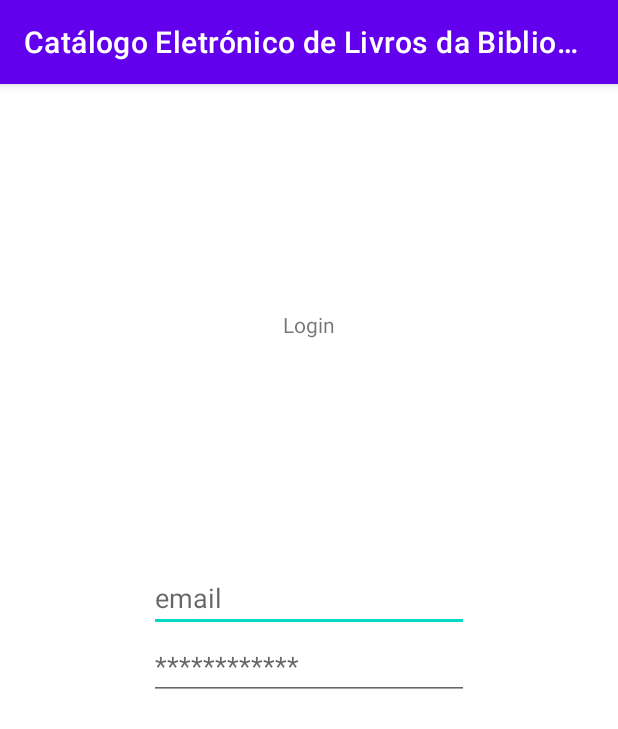
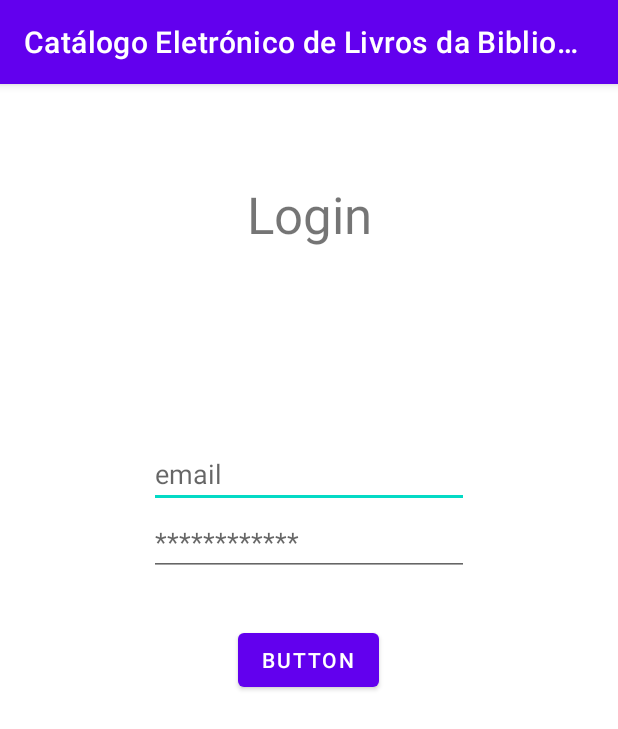
Before and after one commit to jannyXDD/PALC, an Android app: the screen it shows after launch (Login), after a tap on an icon or button, on a phone screen of 412 x 824 dp. Shown: the top 729 px of the screen. Run offline under Robolectric (Android 15) with nearby library versions, the light colour scheme and no system bars; our stand-ins replace Room's generated code; pictures from the network do not load.

Commit message:
starting the login

```diff
--- a/Android/Project/app/src/main/java/pt/ipbeja/estig/twdm/pdm1/project/AppDataBase.java
+++ b/Android/Project/app/src/main/java/pt/ipbeja/estig/twdm/pdm1/project/AppDataBase.java
@@ -8,7 +8,7 @@ import androidx.room.Room;
 import androidx.room.RoomDatabase;
 import androidx.sqlite.db.SupportSQLiteDatabase;
 
-@Database(entities = {Book.class}, version = 1)
+@Database(entities = {Book.class, User.class}, version = 1)
 public abstract class AppDataBase extends RoomDatabase {
 
     public abstract BookDao getBookDao();
@@ -40,6 +40,8 @@ public abstract class AppDataBase extends RoomDatabase {
                                     "\n" +
                                     "No contexto português, Manoel de Oliveira e João Pedro Rodrigues surgem como os cineastas que reflectiram sobre a espectralidade do cinema de forma mais consistente. Atentando no funcionamento das suas narrativas de amor, loucura e morte, bem como nos seres que as protagonizam, votados a uma existência liminar, entre o mundo dos mortos e o dos vivos, este livro constrói uma galeria de retratos de figuras fantasmáticas, que, como se diz em Benilde ou a Virgem Mãe, «não pertencem a este mundo».', 'https://img.wook.pt/images/espectros-do-cinema-jose-bertolo/MXwyNDU5MTQyMnwyMDcxMTA5MXwxNjEyMTM3NjAwMDAwfHdlYnA=/502x', 'Artes', 'José Bértolo')");
                             db.execSQL("INSERT INTO Book (name, description, cover, category, author) VALUES ('Obras-Primas da Arte Portuguesa', 'A colecção OBRAS-PRIMAS DA ARTE PORTUGUESA, procurando dar a conhecer o nosso património artístico mais relevante - Arquitectura, Pintura, Escultura, Ourivesaria e Artes Visuais no Século XX - , destina-se ao grande público . Em cinco volumes amplamente ilustrados, reputados especialistas em História da Arte Portuguesa, nas diversas especialidades, dão-nos a conhecer, através de abordagens originais, acessíveis e com garantido rigor científico, 50 obras-primas que seleccionaram entre tesouros nacionais e as mais notáveis criações contemporâneas. Século XX. Artes Visuais - do auto-retrato de Aurélia de Sousa, de 1900, a João Onofre, através de uma obra de 2000, Delfim Sardo apresenta-nos as obras mais relevantes que neste século se realizaram em Portugal.', 'https://img.wook.pt/images/obras-primas-da-arte-portuguesa-delfim-sardo/MXwxMDk5Njc3MXw2NTY3NDYxfDEzODM1MjMyMDAwMDA=/500x', 'Artes', 'Delfim Sardo')");
+                            db.execSQL("INSERT INTO User (name, email, password) VALUES ('João Costa', '21143@stu.ipbeja.pt', '123')");
+
                         }
                     })
                     .build();
--- a/Android/Project/app/src/main/java/pt/ipbeja/estig/twdm/pdm1/project/Login.java
+++ b/Android/Project/app/src/main/java/pt/ipbeja/estig/twdm/pdm1/project/Login.java
@@ -4,6 +4,7 @@ import androidx.appcompat.app.AppCompatActivity;
 
 import android.os.Bundle;
 import android.view.View;
+import android.widget.Button;
 import android.widget.TextView;
 
 import com.google.android.material.floatingactionbutton.FloatingActionButton;
@@ -12,7 +13,7 @@ public class Login extends AppCompatActivity {
 
     private TextView textViewEmail;
     private TextView textViewPassword;
-    private FloatingActionButton button;
+    private Button button;
 
 
     @Override
@@ -22,8 +23,11 @@ public class Login extends AppCompatActivity {
 
         textViewEmail = findViewById(R.id.editTextEmail);
         textViewPassword = findViewById(R.id.editTextPassword);
-        button = findViewById(R.id.floatingActionButton);
-
-
+        button = findViewById(R.id.button);
+        button.setOnClickListener(new View.OnClickListener() {
+            @Override
+            public void onClick(View v) {
+            }
+        });
     }
 }
--- a/Android/Project/app/src/main/java/pt/ipbeja/estig/twdm/pdm1/project/UserDao.java
+++ b/Android/Project/app/src/main/java/pt/ipbeja/estig/twdm/pdm1/project/UserDao.java
@@ -16,6 +16,9 @@ public interface UserDao {
     @Query("SELECT * FROM User WHERE id = :id")
     User getById(long id);
 
+    @Query("SELECT * FROM User WHERE email = :email")
+    User getByEmail(String email);
+
     @Insert
     void add(User user);
 
--- a/Android/Project/app/src/main/res/layout/activity_login.xml
+++ b/Android/Project/app/src/main/res/layout/activity_login.xml
@@ -10,13 +10,13 @@
         android:id="@+id/editTextEmail"
         android:layout_width="wrap_content"
         android:layout_height="wrap_content"
-        android:layout_marginTop="320dp"
+        android:layout_marginTop="128dp"
         android:ems="10"
         android:hint="email"
         android:inputType="textPersonName"
         app:layout_constraintEnd_toEndOf="parent"
         app:layout_constraintStart_toStartOf="parent"
-        app:layout_constraintTop_toTopOf="parent" />
+        app:layout_constraintTop_toBottomOf="@+id/textView2" />
 
     <EditText
         android:id="@+id/editTextPassword"
@@ -33,9 +33,23 @@
         android:id="@+id/textView2"
         android:layout_width="wrap_content"
         android:layout_height="wrap_content"
+        android:layout_marginTop="64dp"
         android:text="Login"
-        app:layout_constraintBottom_toTopOf="@+id/editTextEmail"
+        android:textSize="34sp"
         app:layout_constraintEnd_toEndOf="parent"
         app:layout_constraintStart_toStartOf="parent"
         app:layout_constraintTop_toTopOf="parent" />
+
+    <Button
+        android:id="@+id/button"
+        android:layout_width="wrap_content"
+        android:layout_height="wrap_content"
+        android:layout_marginTop="32dp"
+        android:text="Button"
+        app:layout_constraintBottom_toBottomOf="parent"
+        app:layout_constraintEnd_toEndOf="parent"
+        app:layout_constraintHorizontal_bias="0.498"
+        app:layout_constraintStart_toStartOf="parent"
+        app:layout_constraintTop_toBottomOf="@+id/editTextPassword"
+        app:layout_constraintVertical_bias="0.0" />
 </androidx.constraintlayout.widget.ConstraintLayout>
```
